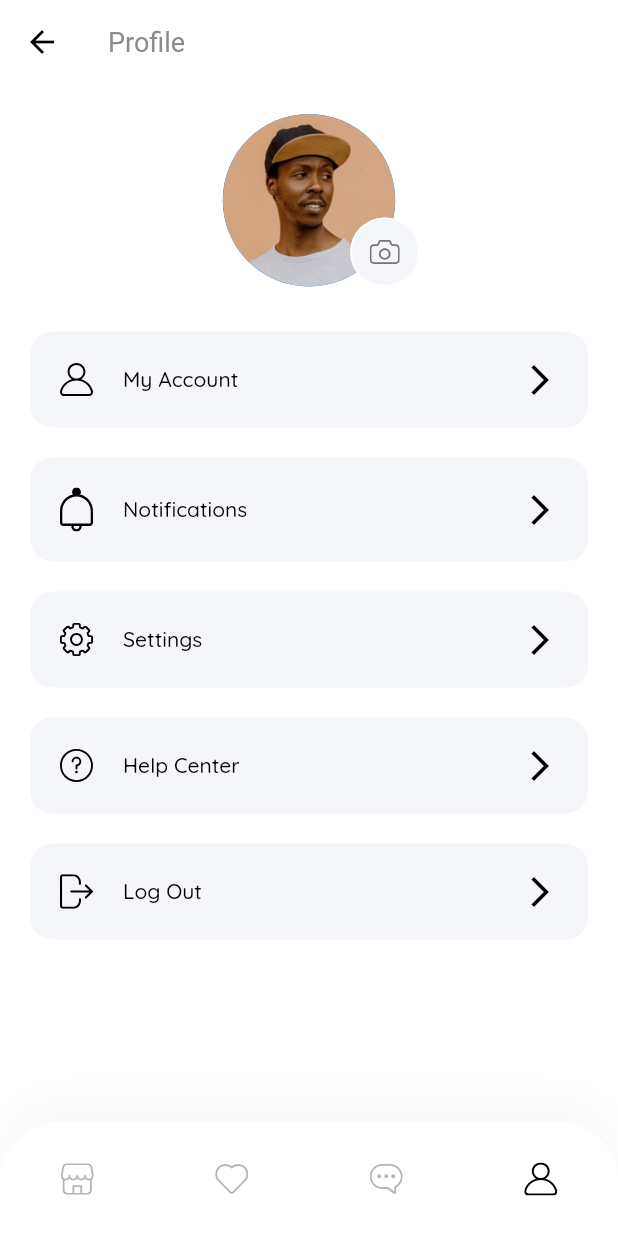
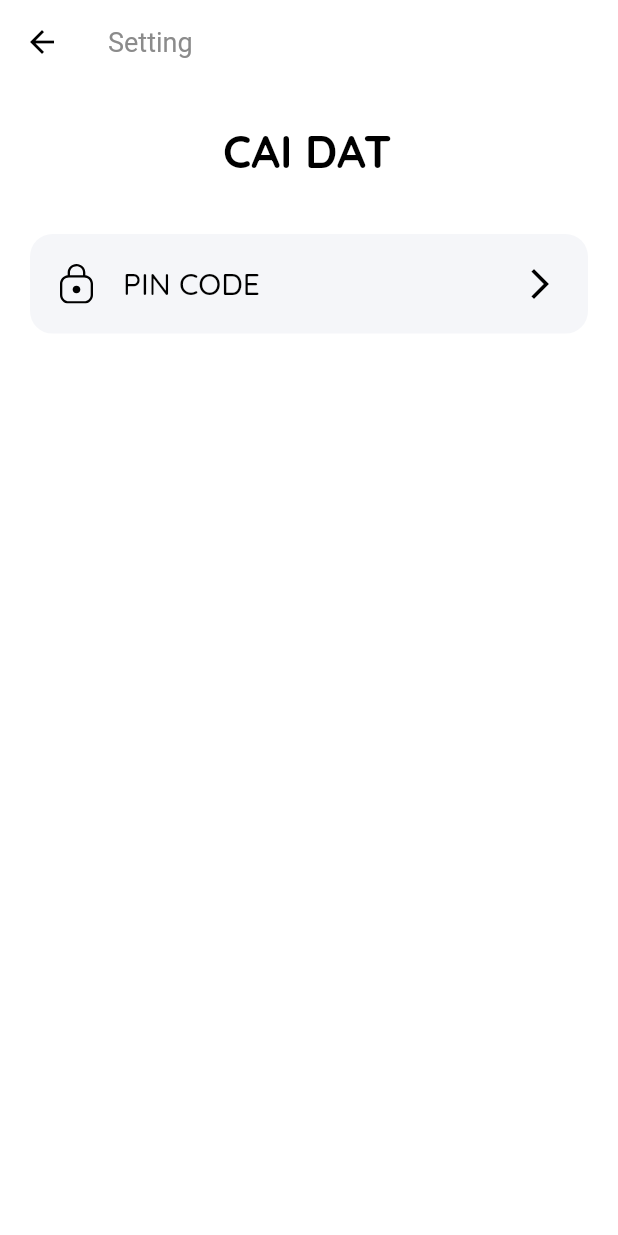
Before and after one commit to khoapc2/big-size-fashion-mob, a Flutter app: the ProfileScreen screen opened by its route, item 4 of the bottom bar chosen, after a tap on "Settings", on a phone screen of 412 x 824 dp. Run offline on Flutter 3.47's test engine with Material 2 defaults, Android fonts, the light colour scheme and no system bars; our stand-ins replace flutter_datetime_picker, flutter_svg; Roboto replaces fonts that are missing (QuickSandBold, QuickSandMedium).

Commit message:
v0.2.9 - pin code 80%

```diff
--- a/lib/routes.dart
+++ b/lib/routes.dart
@@ -8,9 +8,11 @@ import 'package:shop_app/screens/forgot_password/forgot_password_screen.dart';
 import 'package:shop_app/screens/home/home_screen.dart';
 import 'package:shop_app/screens/login_success/login_success_screen.dart';
 import 'package:shop_app/screens/otp/otp_screen.dart';
+import 'package:shop_app/screens/pincode/pincode_screen.dart';
 import 'package:shop_app/screens/profile/profile_screen.dart';
 import 'package:shop_app/screens/profile/userprofile/userprofile_screen.dart';
 import 'package:shop_app/screens/profile/userprofile_edit/profileedit_screen.dart';
+import 'package:shop_app/screens/setting/setting_screen.dart';
 import 'package:shop_app/screens/sign_in/sign_in_screen.dart';
 import 'package:shop_app/screens/splash/splash_screen.dart';
 
@@ -32,4 +34,6 @@ final Map<String, WidgetBuilder> routes = {
   ProfileScreen.routeName: (context) => ProfileScreen(),
   UserProfileScreen.routeName: (context) => UserProfileScreen(),
   UserProfileEditScreen.routeName: (context) => UserProfileEditScreen(),
+  SettingScreen.routeName: (context) => SettingScreen(),
+  PincodeScreen.routeName: (context) => PincodeScreen(),
 };
--- a/lib/screens/profile/components/body.dart
+++ b/lib/screens/profile/components/body.dart
@@ -1,5 +1,6 @@
 import 'package:flutter/material.dart';
 import 'package:shop_app/screens/profile/userprofile/userprofile_screen.dart';
+import 'package:shop_app/screens/setting/setting_screen.dart';
 import 'package:shop_app/screens/sign_in/sign_in_screen.dart';
 
 import 'profile_menu.dart';
@@ -28,7 +29,8 @@ class Body extends StatelessWidget {
           ProfileMenu(
             text: "Settings",
             icon: "assets/icons/Settings.svg",
-            press: () {},
+            press: () =>
+                {Navigator.pushNamed(context, SettingScreen.routeName)},
           ),
           ProfileMenu(
             text: "Help Center",
--- a/lib/screens/profile/components/profile_menu.dart
+++ b/lib/screens/profile/components/profile_menu.dart
@@ -35,7 +35,11 @@ class ProfileMenu extends StatelessWidget {
               width: 22,
             ),
             SizedBox(width: 20),
-            Expanded(child: Text(text)),
+            Expanded(
+                child: Text(
+              text,
+              style: TextStyle(fontFamily: "QuickSandMedium", fontSize: 15),
+            )),
             Icon(Icons.arrow_forward_ios),
           ],
         ),
--- /dev/null
+++ b/lib/screens/setting/components/body.dart
@@ -0,0 +1,26 @@
+import 'package:flutter/material.dart';
+import 'package:shop_app/screens/pincode/pincode_screen.dart';
+import 'package:shop_app/screens/setting/components/setting_header.dart';
+
+import 'setting_menu.dart';
+
+class Body extends StatelessWidget {
+  @override
+  Widget build(BuildContext context) {
+    return SingleChildScrollView(
+      padding: EdgeInsets.symmetric(vertical: 20),
+      child: Column(
+        children: <Widget>[
+          SettingHeader(),
+          SizedBox(height: 20),
+          SettingMenu(
+            text: "PIN CODE",
+            icon: "assets/icons/Lock.svg",
+            press: () =>
+                {Navigator.pushNamed(context, PincodeScreen.routeName)},
+          ),
+        ],
+      ),
+    );
+  }
+}
--- /dev/null
+++ b/lib/screens/setting/components/setting_header.dart
@@ -0,0 +1,37 @@
+import 'package:flutter/material.dart';
+import 'package:shop_app/size_config.dart';
+//import 'package:flutter_svg/flutter_svg.dart';
+
+import '../../../../constants.dart';
+
+class SettingHeader extends StatelessWidget {
+  const SettingHeader({
+    Key? key,
+  }) : super(key: key);
+
+  @override
+  Widget build(BuildContext context) {
+    return Row(
+      children: <Widget>[
+        SizedBox(
+          width: getProportionateScreenWidth(50),
+        ),
+        Container(
+          alignment: Alignment.center,
+          //color: Colors.blue,
+          width: 300,
+          height: 50,
+          child: Text(
+            "CAI DAT",
+            textAlign: TextAlign.center,
+            style: TextStyle(
+              fontFamily: "QuickSandBold",
+              fontSize: 30,
+              color: kPrimaryColor,
+            ),
+          ),
+        ),
+      ],
+    );
+  }
+}
--- /dev/null
+++ b/lib/screens/setting/components/setting_menu.dart
@@ -0,0 +1,52 @@
+import 'package:flutter/material.dart';
+import 'package:flutter_svg/flutter_svg.dart';
+
+import '../../../constants.dart';
+
+class SettingMenu extends StatelessWidget {
+  const SettingMenu({
+    Key? key,
+    required this.text,
+    required this.icon,
+    this.press,
+  }) : super(key: key);
+
+  final String text, icon;
+  final VoidCallback? press;
+
+  @override
+  Widget build(BuildContext context) {
+    return Padding(
+      padding: EdgeInsets.symmetric(horizontal: 20, vertical: 10),
+      child: TextButton(
+        style: TextButton.styleFrom(
+          primary: kPrimaryColor,
+          padding: EdgeInsets.all(20),
+          shape:
+              RoundedRectangleBorder(borderRadius: BorderRadius.circular(15)),
+          backgroundColor: Color(0xFFF5F6F9),
+        ),
+        onPressed: press,
+        child: Row(
+          children: <Widget>[
+            SvgPicture.asset(
+              icon,
+              color: kPrimaryColor,
+              width: 22,
+            ),
+            SizedBox(width: 20),
+            Expanded(
+                child: Text(
+              text,
+              style: TextStyle(
+                fontFamily: "QuickSandMedium",
+                fontSize: 20,
+              ),
+            )),
+            Icon(Icons.arrow_forward_ios),
+          ],
+        ),
+      ),
+    );
+  }
+}
--- /dev/null
+++ b/lib/screens/setting/setting_screen.dart
@@ -0,0 +1,16 @@
+import 'package:flutter/material.dart';
+
+import 'components/body.dart';
+
+class SettingScreen extends StatelessWidget {
+  static String routeName = "/setting";
+  @override
+  Widget build(BuildContext context) {
+    return Scaffold(
+      appBar: AppBar(
+        title: Text("Setting"),
+      ),
+      body: Body(),
+    );
+  }
+}
--- a/lib/screens/sign_in/components/sign_form.dart
+++ b/lib/screens/sign_in/components/sign_form.dart
@@ -198,6 +198,7 @@ class _SignFormState extends State<SignForm> {
   TextFormField buildPhoneFormField() {
     return TextFormField(
       keyboardType: TextInputType.phone,
+      maxLength: 10,
       onSaved: (newValue) => phone = newValue,
       onChanged: (value) {
         if (value.isNotEmpty) {
```
Also changed, not shown: lib/screens/pincode/components/body.dart (added, +41 -0 lines), lib/screens/pincode/components/pin_form.dart (added, +152 -0 lines), lib/screens/pincode/pincode_screen.dart (added, +18 -0 lines), lib/screens/profile/userprofile_edit/components/profileedit_form.dart (+9 -3 lines), 1 other file.
